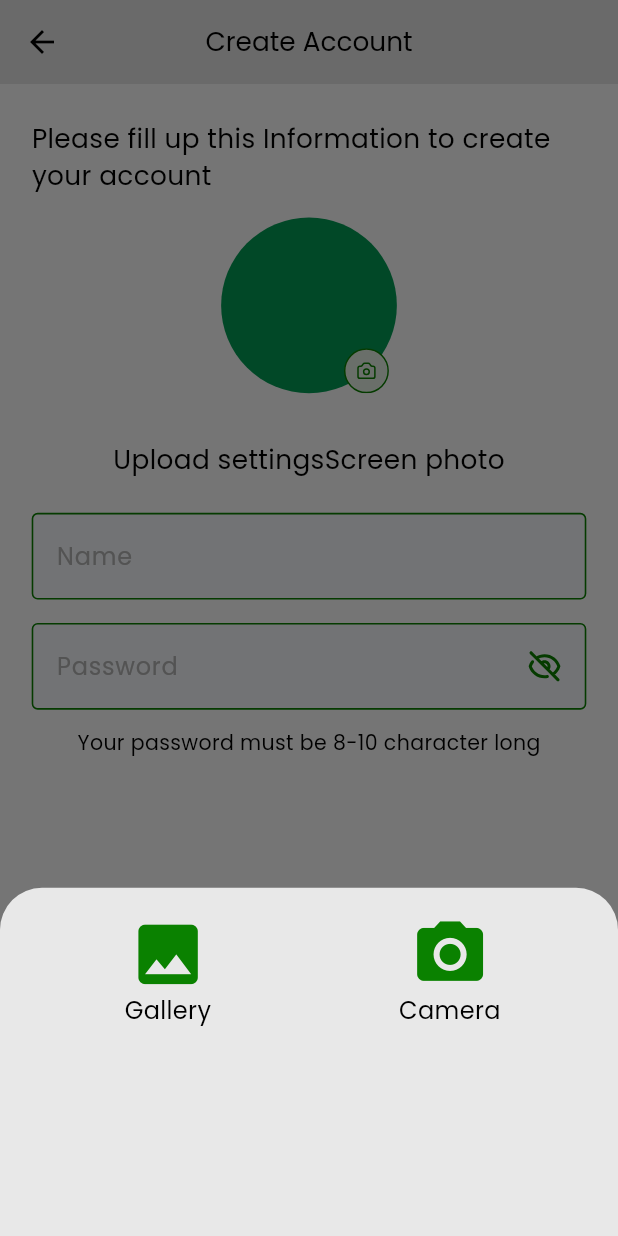
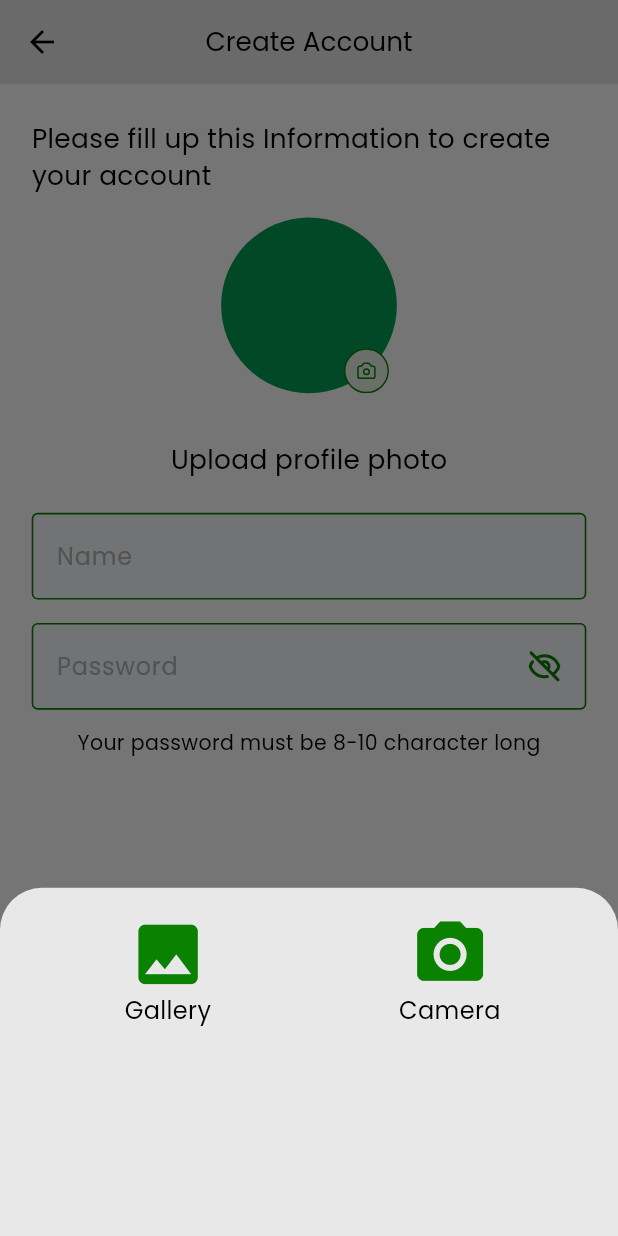
Before and after one commit to bdCalling-Sdt-hub/Stock-Cartel, a Flutter app: the CreateAccountScreen screen opened by its route, after a tap on an icon or button, on a phone screen of 412 x 824 dp. Run offline on Flutter 3.47's test engine with Material 3 defaults, Android fonts, the light colour scheme and no system bars; our stand-ins replace connectivity_plus, country_code_picker, flutter_chat_bubble, flutter_screenutil, flutter_spinkit, flutter_svg and 7 more; missing offline and left inert: mime_type; accounts and stored records are empty; network calls fail.

Commit message:
Account register done

```diff
--- a/lib/controllers/profileController/profile_controller.dart
+++ b/lib/controllers/profileController/profile_controller.dart
@@ -1,4 +1,5 @@
 import 'dart:io';
+import 'package:flutter/material.dart';
 import 'package:get/get.dart';
 import '../../helpers/prefs_helpers.dart';
 import '../../models/profile_model.dart';
@@ -47,6 +48,8 @@ class ProfileController extends GetxController {
 
   //===============================> Update profile <============================
   var loading = false.obs;
+  final nameController = TextEditingController();
+  final passController = TextEditingController();
 
   editProfile(String name, phoneNumber, password, File? image) async {
     List<MultipartBody> multipartBody =
--- a/lib/services/api_constants.dart
+++ b/lib/services/api_constants.dart
@@ -1,6 +1,6 @@
 class ApiConstants {
-  static const String baseUrl = "http://192.168.10.46:3000/api/v1";
-  static const String imageBaseUrl = "http://192.168.10.46:3000/api/v1";
+  static const String baseUrl = "http://192.168.10.46:3032/api/v1";
+  static const String imageBaseUrl = "http://192.168.10.46:3032/api/v1";
   static const String registerEndPoint = "/user/register";
   static const String otpVerifyEndPoint = "/user/otp-verify";
   static const String updateProfileEndPoint = "/user/update-profile";
--- a/lib/utils/app_strings.dart
+++ b/lib/utils/app_strings.dart
@@ -24,7 +24,7 @@ class AppStrings {
   //================> Create Account Screen <====================
   static String createAccount = "Create Account";
   static String pleaseFillUp = "Please fill up this Information to create your account";
-  static String uploadProfilePhoto = "Upload settingsScreen photo";
+  static String uploadProfilePhoto = "Upload profile photo";
   static String name = "Name";
   static String password = "Password";
   static String yourPasswordMust = "Your password must be 8-10 character long";
--- a/lib/views/screens/auth/createAccount/create_account_screen.dart
+++ b/lib/views/screens/auth/createAccount/create_account_screen.dart
@@ -33,9 +33,8 @@ class _CreateAccountScreenState extends State<CreateAccountScreen> {
   @override
   void initState() {
     // TODO: implement initState
-    nameCTRl.text = parameter['name']! == 'null' ? '' : parameter['name']!;
-    setPasswordCTRl.text =
-        parameter['password']! == 'null' ? '' : parameter['password']!;
+    nameCTRl.text = parameter['name'] ?? '';
+    setPasswordCTRl.text = parameter['password'] ?? '';
   }
 
   @override
@@ -68,7 +67,7 @@ class _CreateAccountScreenState extends State<CreateAccountScreen> {
                   children: [
                     _image != null
                         ? CircleAvatar(
-                            radius: 60.r, backgroundImage: MemoryImage(_image!))
+                            radius: 60.r, backgroundImage: _image != null ? MemoryImage(_image!) : null,)
                         : CircleAvatar(
                             radius: 60.r,
                             backgroundImage: NetworkImage(
@@ -113,13 +112,13 @@ class _CreateAccountScreenState extends State<CreateAccountScreen> {
                   children: [
                     SizedBox(height: 24.h),
                     CustomTextField(
-                      controller: nameCTRl,
+                      controller: _profileController.nameController,
                       hintText: AppStrings.name.tr,
                     ),
                     //====================================> Password Text Field <=========================
                     SizedBox(height: 16.h),
                     CustomTextField(
-                      controller: setPasswordCTRl,
+                      controller: _profileController.passController,
                       hintText: AppStrings.password.tr,
                       isPassword: true,
                     ),
--- a/lib/views/screens/auth/forgotPassword/forgot_password_screen.dart
+++ b/lib/views/screens/auth/forgotPassword/forgot_password_screen.dart
@@ -58,7 +58,6 @@ class _ForgotPasswordScreenState extends State<ForgotPasswordScreen> {
                   mainAxisAlignment: MainAxisAlignment.spaceBetween,
                   children: [
                     Container(
-                      height: 56.h,
                       decoration: BoxDecoration(
                           border: Border.all(
                               width: 1.w, color: AppColors.primaryColor),
--- a/lib/views/screens/auth/logInScreen/log_in_screen.dart
+++ b/lib/views/screens/auth/logInScreen/log_in_screen.dart
@@ -58,7 +58,6 @@ class _LogInScreenState extends State<LogInScreen> {
                   mainAxisAlignment: MainAxisAlignment.spaceBetween,
                   children: [
                     Container(
-                      height: 56.h,
                       decoration: BoxDecoration(
                           border: Border.all(
                               width: 1.w, color: AppColors.primaryColor),
--- a/lib/views/screens/auth/registerScreen/register_screen.dart
+++ b/lib/views/screens/auth/registerScreen/register_screen.dart
@@ -59,7 +59,6 @@ class _RegisterScreenState extends State<RegisterScreen> {
                 mainAxisAlignment: MainAxisAlignment.spaceBetween,
                 children: [
                   Container(
-                    //height: 56.h,
                     decoration: BoxDecoration(
                         border: Border.all(
                             width: 1.w, color: AppColors.primaryColor),
@@ -116,6 +115,7 @@ class _RegisterScreenState extends State<RegisterScreen> {
                   onTap: () {
                     if (_formKey.currentState!.validate()) {
                       _authController.handleRegister();
+                      print('===========================> This call api <==================');
                     } else {
                       return '==================> Something wrong';
                     }
--- a/lib/views/widgets/custom_text_field.dart
+++ b/lib/views/widgets/custom_text_field.dart
@@ -107,7 +107,7 @@ class _CustomTextFieldState extends State<CustomTextField> {
             : widget.sufixicons,
         prefixIconConstraints: BoxConstraints(minHeight: 24.h, minWidth: 24.w),
         suffixIconConstraints: BoxConstraints(minHeight: 24.h, minWidth: 24.w),
-        errorStyle: TextStyle(color: AppColors.primaryColor),
+        errorStyle: TextStyle(color: Colors.red),
         suffixIconColor: AppColors.primaryColor,
         prefixIconColor: AppColors.primaryColor,
         labelText: widget.labelText,
@@ -120,7 +120,7 @@ class _CustomTextFieldState extends State<CustomTextField> {
             color: AppColors.primaryColor,
           ),
         ),
-        errorBorder: _buildOutlineInputBorder(),
+        errorBorder: _errorBuildOutlineInputBorder(),
         focusedBorder: _buildOutlineInputBorder(),
         enabledBorder: _buildOutlineInputBorder(),
         disabledBorder: _buildOutlineInputBorder(),
@@ -146,4 +146,13 @@ class _CustomTextFieldState extends State<CustomTextField> {
       ),
     );
   }
+
+  _errorBuildOutlineInputBorder() {
+    return OutlineInputBorder(
+      borderSide: BorderSide(
+        width: 1.w,
+        color: Colors.red,
+      ),
+    );
+  }
 }
```
Also changed, not shown: lib/controllers/authController/auth_controller.dart (+21 -13 lines), lib/services/api_client.dart (+8 -8 lines), lib/views/screens/auth/verifyNumber/verify_number_screen.dart (+7 -0 lines).
